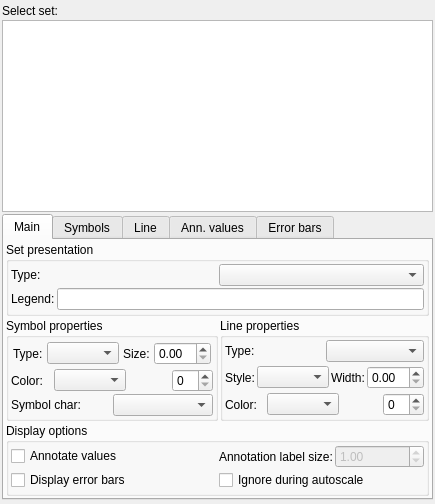
yesint/QtGrace6, file src/frmSet_Appearance.ui: the form before one commit.
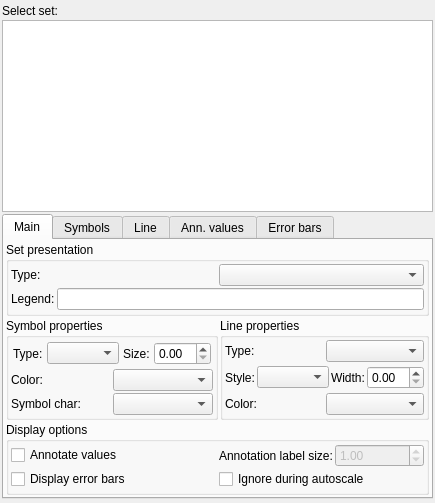
The form after the commit. Custom widgets are drawn as their Qt base class.

Commit message: Move color opacity into the color dropdown; combo shows blended color

Diff of the .ui file:
```diff
--- a/src/frmSet_Appearance.ui
+++ b/src/frmSet_Appearance.ui
@@ -117,8 +117,6 @@
               <property name="spacing"><number>2</number></property>
               <item><widget class="QLabel" name="lblSymbColor"><property name="text"><string>Color:</string></property></widget></item>
               <item><widget class="ColorComboBox" name="cmbSymbColorBox"/></item>
-              <item><widget class="QLabel" name="swSymbColor"/></item>
-              <item><widget class="QSpinBox" name="spnSymbAlpha"/></item>
              </layout>
             </item>
             <item>
@@ -167,8 +165,6 @@
               <property name="spacing"><number>2</number></property>
               <item><widget class="QLabel" name="lblLineColor"><property name="text"><string>Color:</string></property></widget></item>
               <item><widget class="ColorComboBox" name="cmbLineColorBox"/></item>
-              <item><widget class="QLabel" name="swLineColor"/></item>
-              <item><widget class="QSpinBox" name="spnLineAlpha"/></item>
              </layout>
             </item>
            </layout>
```
Left out of the diff: 8 changed lines with no effect on the pictures. The commit also changes 4 other files.
